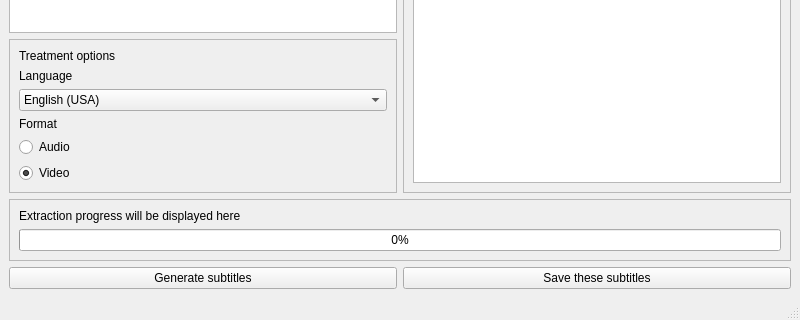
First picture: the form in assets/ui/subtitler.ui, repository ParfaitD9/subtitler, before the edit; both pictures show x 0 to 800 and y 278 to 598 of the 800 by 598 pixel window.
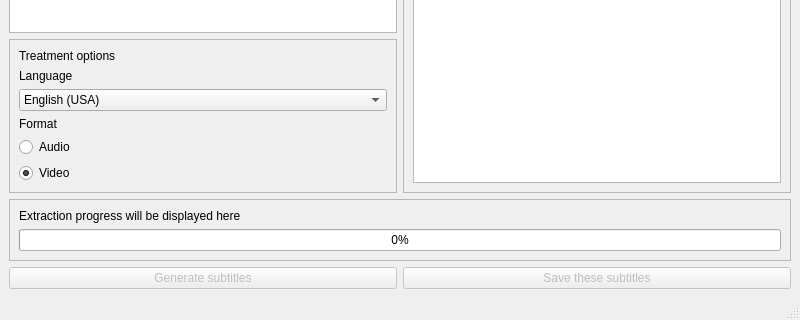
Second picture: the form after the edit.

Diff of the .ui file:
```diff
--- a/assets/ui/subtitler.ui
+++ b/assets/ui/subtitler.ui
@@ -2,6 +2,9 @@
 <ui version="4.0">
  <class>MainWindow</class>
  <widget class="QMainWindow" name="MainWindow">
+  <property name="enabled">
+   <bool>true</bool>
+  </property>
   <property name="geometry">
    <rect>
     <x>0</x>
@@ -194,6 +197,9 @@
        <layout class="QHBoxLayout" name="horizontalLayout">
         <item>
          <widget class="QPushButton" name="button_new">
+          <property name="enabled">
+           <bool>false</bool>
+          </property>
           <property name="text">
            <string>Generate subtitles</string>
           </property>
@@ -201,6 +207,9 @@
         </item>
         <item>
          <widget class="QPushButton" name="button_save">
+          <property name="enabled">
+           <bool>false</bool>
+          </property>
           <property name="text">
            <string>Save these subtitles</string>
           </property>
```
Left out of the diff: 6 changed lines with no effect on the pictures.
